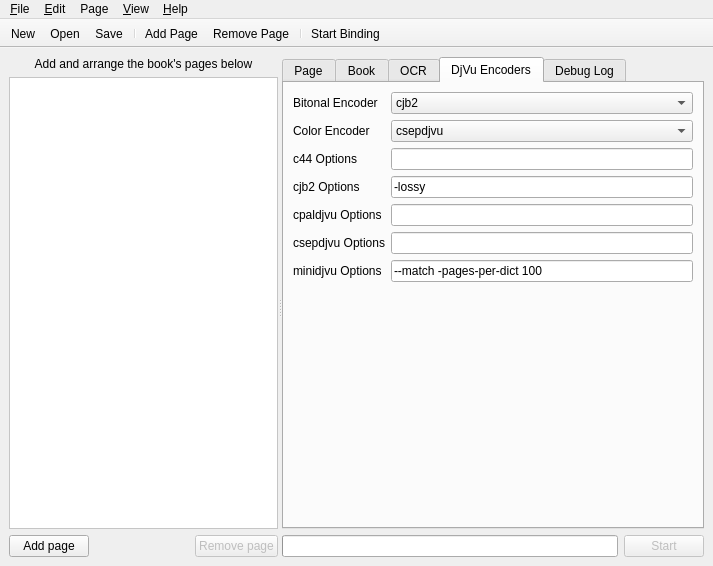
Before: the Qt Designer form ui/gui.ui in Blender3D/Bindery, drawn with Qt 5.
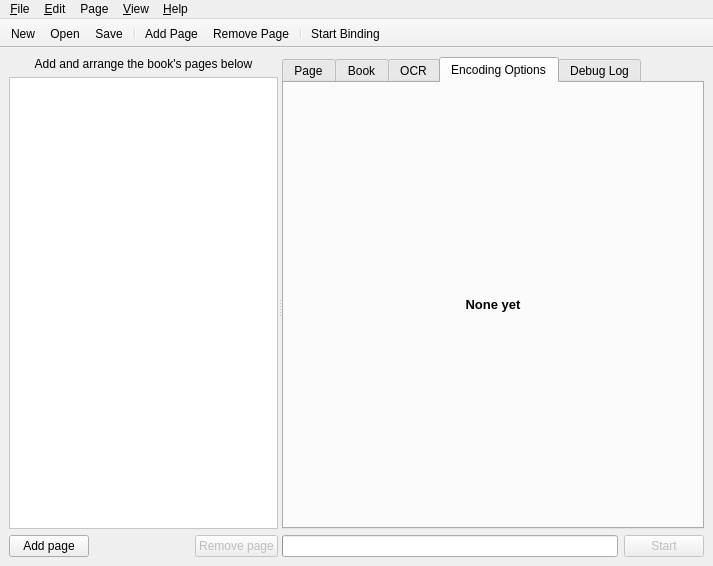
After: the same form once the commit is applied. The open tabs and pages were chosen to show the change. Icons and pictures are not drawn. Custom widgets are drawn as their Qt base class.

Commit message: Added widget with options for PDF, DjVu, and PS.

```diff
--- a/ui/gui.ui
+++ b/ui/gui.ui
@@ -553,12 +553,16 @@
           </widget>
           <widget class="QWidget" name="DjVuTab">
            <attribute name="title">
-            <string>DjVu Encoders</string>
+            <string>Encoding Options</string>
            </attribute>
+           <layout class="QGridLayout" name="gridLayout_4">
+            <item row="0" column="0">
+             <widget class="QStackedWidget" name="stackedWidget">
+              <property name="currentIndex">
+               <number>0</number>
+              </property>
+              <widget class="QWidget" name="page">
            <layout class="QFormLayout" name="formLayout">
-            <property name="fieldGrowthPolicy">
-             <enum>QFormLayout::AllNonFixedFieldsGrow</enum>
-            </property>
             <item row="0" column="0">
              <widget class="QLabel" name="bitonalEncoderLabel">
               <property name="text">
@@ -669,6 +673,28 @@
             </item>
            </layout>
           </widget>
+              <widget class="QWidget" name="page_2">
+               <layout class="QGridLayout" name="gridLayout_5">
+                <item row="0" column="0">
+                 <widget class="QLabel" name="label_2">
+                  <property name="text">
+                   <string>&lt;!DOCTYPE HTML PUBLIC &quot;-//W3C//DTD HTML 4.0//EN&quot; &quot;http://www.w3.org/TR/REC-html40/strict.dtd&quot;&gt;
+&lt;html&gt;&lt;head&gt;&lt;meta name=&quot;qrichtext&quot; content=&quot;1&quot; /&gt;&lt;style type=&quot;text/css&quot;&gt;
+p, li { white-space: pre-wrap; }
+&lt;/style&gt;&lt;/head&gt;&lt;body style=&quot; font-family:'Droid Sans'; font-size:10pt; font-weight:400; font-style:normal;&quot;&gt;
+&lt;p style=&quot; margin-top:0px; margin-bottom:0px; margin-left:0px; margin-right:0px; -qt-block-indent:0; text-indent:0px;&quot;&gt;&lt;span style=&quot; font-weight:600;&quot;&gt;None yet&lt;/span&gt;&lt;/p&gt;&lt;/body&gt;&lt;/html&gt;</string>
+                  </property>
+                  <property name="alignment">
+                   <set>Qt::AlignCenter</set>
+                  </property>
+                 </widget>
+                </item>
+               </layout>
+              </widget>
+             </widget>
+            </item>
+           </layout>
+          </widget>
           <widget class="QWidget" name="debugTab">
            <property name="enabled">
             <bool>true</bool>
```
Left out of the diff: 213 changed lines with no effect on the pictures. Lines whose indentation alone changed are shown as unchanged. The commit also changes 7 other files.
